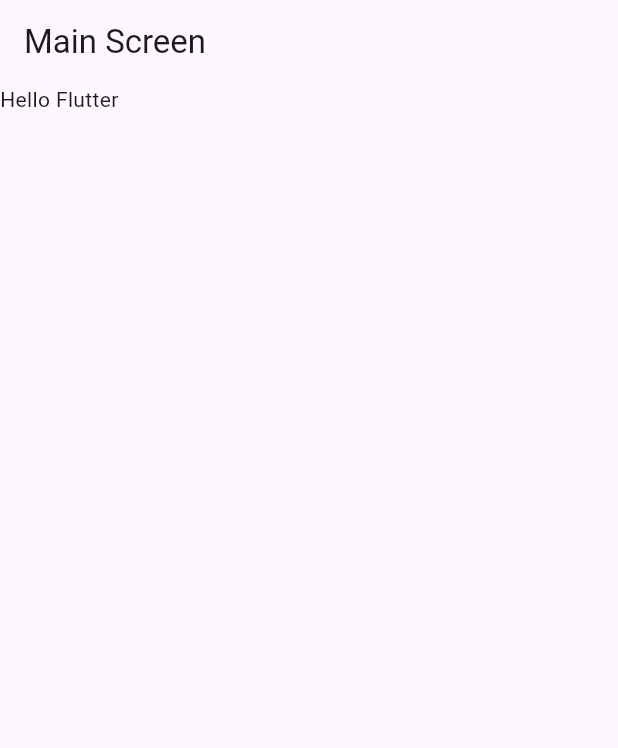
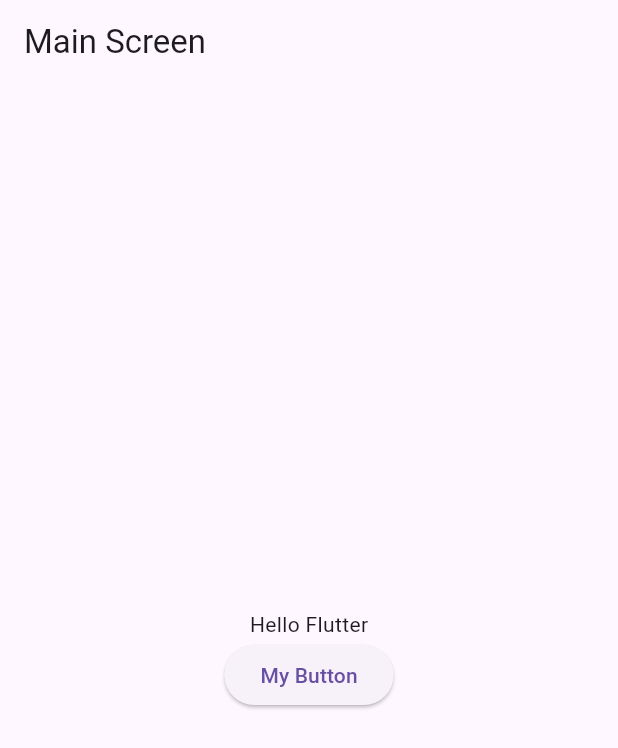
Before and after one commit to heebm/cs_hackathon_flutter_2024, a Flutter app: the screen it shows after launch, on a phone screen of 412 x 824 dp. Shown: the top 748 px of the screen. Run offline on Flutter 3.47's test engine with Material 3 defaults, Android fonts, the phone set to English and light mode, and no system bars.

Commit message:
Added solution

```diff
--- a/lib/main_screen.dart
+++ b/lib/main_screen.dart
@@ -9,7 +9,25 @@
       appBar: AppBar(
         title: const Text("Main Screen"),
       ),
-      body: const Text("Hello Flutter"),
+      // Center horizontally the text and button
+      body: Center(
+        // Order the text and button vertically one above the other
+        child: Column(
+          // Center vertically the text and button
+          mainAxisAlignment: MainAxisAlignment.center,
+          children: [
+            const Text("Hello Flutter"),
+            // Add the button
+            ElevatedButton(
+              // Required parameter for what code to execute when button is pressed.
+              // We set it here to an empty function.
+              onPressed: () {},
+              // Button text is set to My Button
+              child: const Text("My Button"),
+            )
+          ],
+        ),
+      ),
     );
   }
 }
```
